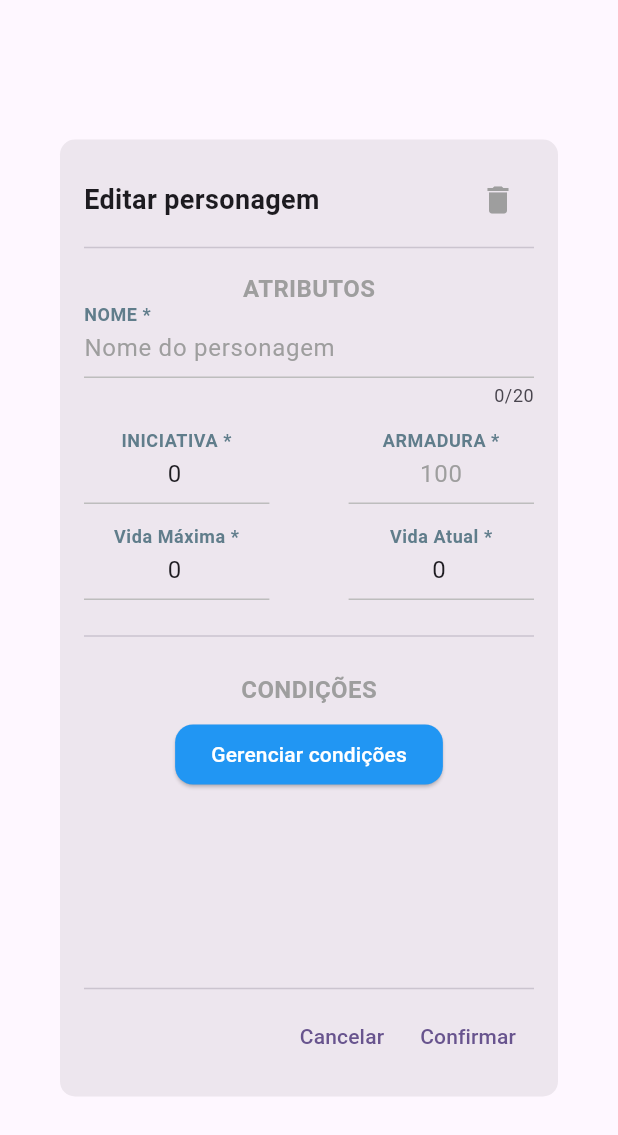
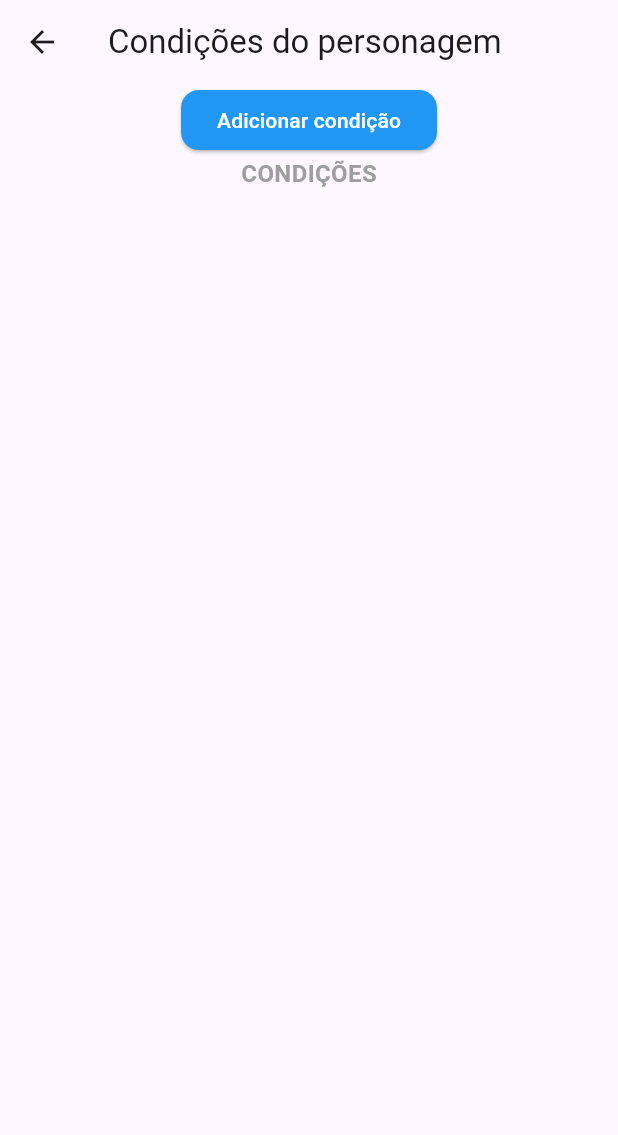
Before and after one commit to Gustavo-Vinicius-Santana/rpg-dm-combat-assistant, a Flutter app: the ModalEditPerson widget shown alone on an empty page, opened directly with empty values, after a tap on "Gerenciar condições", on a phone screen of 412 x 824 dp. Shown: the top 1135 px of the screen. Run offline on Flutter 3.47's test engine with Material 3 defaults, Android fonts, the phone set to English and light mode, and no system bars; our stand-ins replace flutter_svg, sqflite; accounts and stored records are empty.

Commit message:
[feature - ui/logic - incomplet] (implementando condições) Criando tela de condições e buscando condições do monstro no banco de dados, assim mostroado-a na tela

```diff
--- a/lib/Ui/Components/Modals/ModalEditPerson.dart
+++ b/lib/Ui/Components/Modals/ModalEditPerson.dart
@@ -293,7 +293,10 @@ class _ModalEditPersonState extends State<ModalEditPerson> {
                   children: [
                     ElevatedButton(
                       onPressed: () {
-                        print("ir para gerenciar condições");
+                        print("ir para gerenciar condições ${widget.personId}");
+
+                        Navigator.pushNamed(context, '/personConditionScreen',
+                            arguments: widget.personId);
                       },
                       style: ElevatedButton.styleFrom(
                         backgroundColor: Colors.blue,
--- /dev/null
+++ b/lib/Ui/Screens/Conditions/PersonConditionScreen.dart
@@ -0,0 +1,124 @@
+import 'package:flutter/material.dart';
+import 'package:rpg_dm_combat_assistant/Data/repositories/monster_in_combat_repository.dart';
+
+class PersonConditionScreen extends StatefulWidget {
+  const PersonConditionScreen({super.key});
+
+  @override
+  State<PersonConditionScreen> createState() => _PersonConditionScreenState();
+}
+
+class _PersonConditionScreenState extends State<PersonConditionScreen> {
+  final MonsterInCombatRepository monster_repository =
+      MonsterInCombatRepository();
+
+  List<Map<String, dynamic>> _personConditions = [];
+  List _personConditionsList = [];
+  int? id;
+
+  void didChangeDependencies() {
+    super.didChangeDependencies();
+    final arguments = ModalRoute.of(context)?.settings.arguments;
+    if (arguments is int) {
+      id = arguments;
+      _loadConditions(id!);
+    } else {
+      throw Exception("ID não fornecido ou inválido");
+    }
+  }
+
+  void _loadConditions(int id) async {
+    print('id fornecido pela rota: $id');
+
+    try {
+      _personConditions = await monster_repository.getMonsterConditions(id);
+
+      final conditionMap =
+          _personConditions.isNotEmpty ? _personConditions[0] : {};
+
+      setState(() {
+        _personConditionsList =
+            conditionMap.values.where((value) => value != null).toList();
+      });
+
+      print('Condições do personagem: $_personConditions');
+      print('Lista de condições: $_personConditionsList');
+    } catch (e) {
+      print('Erro ao carregar condições: $e');
+    }
+  }
+
+  void testeEdit() async {
+    print("id fornecido pela rota: $id");
+
+    //Map<String, dynamic> personEdited = {
+    //'name': 'Goblin',
+    //};
+    //\await monster_repository.updateMonsterInCombat(1, personEdited);
+  }
+
+  @override
+  Widget build(BuildContext context) {
+    return Scaffold(
+      appBar: AppBar(
+        title: const Text('Condições do personagem'),
+      ),
+      body: Center(
+        child: Column(
+          children: [
+            ElevatedButton(
+              style: ElevatedButton.styleFrom(
+                backgroundColor: Colors.blue,
+                shape: RoundedRectangleBorder(
+                  borderRadius: BorderRadius.circular(12),
+                ),
+              ),
+              onPressed: () {
+                testeEdit();
+              },
+              child: const Text(
+                'Adicionar condição',
+                style: TextStyle(color: Colors.white),
+              ),
+            ),
+            const Text(
+              'CONDIÇÕES',
+              style: TextStyle(
+                fontSize: 16,
+                fontWeight: FontWeight.bold,
+                color: Colors.grey,
+              ),
+            ),
+            Container(
+              width: 375,
+              height: 500,
+              child: ListView.builder(
+                padding: EdgeInsets.zero,
+                itemCount: _personConditionsList.length,
+                itemBuilder: (context, index) {
+                  return Column(children: [
+                    Container(
+                      padding: const EdgeInsets.symmetric(
+                          horizontal: 50, vertical: 5),
+                      decoration: BoxDecoration(
+                        color: Colors.grey[300],
+                        borderRadius: BorderRadius.circular(8),
+                      ),
+                      child: Text(
+                        _personConditionsList[index] as String,
+                        style: const TextStyle(
+                          fontSize: 14,
+                        ),
+                      ),
+                    ),
+                    const SizedBox(height: 8),
+                  ]);
+                },
+              ),
+            )
+          ],
+        ),
+      ),
+    );
+  }
+}
--- a/lib/main.dart
+++ b/lib/main.dart
@@ -4,6 +4,7 @@ import 'package:rpg_dm_combat_assistant/Ui/Screens/Character/CharacterRegister.d
 import 'package:rpg_dm_combat_assistant/Ui/Screens/Combat/CombatEditScreen.dart';
 import 'package:rpg_dm_combat_assistant/Ui/Screens/Combat/CombatRegister.dart';
 import 'package:rpg_dm_combat_assistant/Ui/Screens/Combat/CombatScreen.dart';
+import 'package:rpg_dm_combat_assistant/Ui/Screens/Conditions/PersonConditionScreen.dart';
 import 'package:rpg_dm_combat_assistant/Ui/Screens/Monster/MonsterEditScreen.dart';
 import 'package:rpg_dm_combat_assistant/Ui/Screens/Monster/MonsterRegister.dart';
 import 'package:rpg_dm_combat_assistant/Ui/Screens/MyHomePage.dart';
@@ -38,6 +39,9 @@ class MyApp extends StatelessWidget {
         '/combatScreen': (context) => CombatScreen(),
         '/combatEdit': (context) => CombatEditScreen(),
         '/combatRegister': (context) => CombatRegister(),
+
+        //ROTAS CONDITIONS
+        '/personConditionScreen': (context) => PersonConditionScreen(),
       },
     );
   }
```
